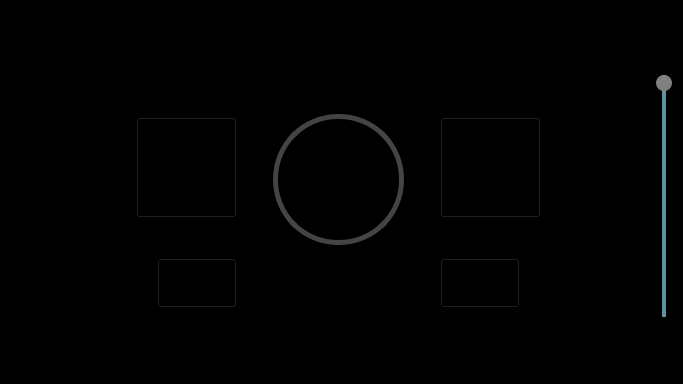
UCSolarCarTeam/Epsilon-Onboard-Media-Control, file ViewLayer/SongPlayerUi.ui: the form before one commit.
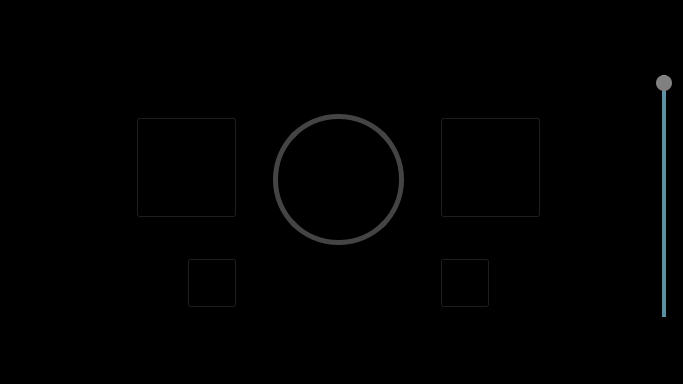
The form after the commit. Icons and pictures are not drawn.

Commit message: added button icons

What changed in the file:
```diff
--- a/ViewLayer/SongPlayerUi.ui
+++ b/ViewLayer/SongPlayerUi.ui
@@ -325,8 +325,29 @@
           <height>50</height>
          </size>
         </property>
+        <property name="styleSheet">
+         <string notr="true">QPushButton
+{
+	border-image: url(:/Resources/IconsOff/repeat.png);
+}
+
+QPushButton:pressed
+{
+	border-image: url(:/Resources/IconsOn/repeat.png);
+}
+
+QPushButton:checked
+{
+	border-image: url(:/Resources/IconsOn/repeat.png);
+}
+
+QPushButton:checked:pressed
+{
+	border-image: url(:/Resources/IconsOff/repeat.png);
+}</string>
+        </property>
         <property name="text">
-         <string>PushButton</string>
+         <string/>
         </property>
        </widget>
       </item>
@@ -344,8 +365,29 @@
           <height>50</height>
          </size>
         </property>
+        <property name="styleSheet">
+         <string notr="true">QPushButton
+{
+	border-image: url(:/Resources/IconsOff/shuffle.png);
+}
+
+QPushButton:pressed
+{
+	border-image: url(:/Resources/IconsOn/shuffle.png);
+}
+
+QPushButton:checked
+{
+	border-image: url(:/Resources/IconsOn/shuffle.png);
+}
+
+QPushButton:checked:pressed
+{
+	border-image: url(:/Resources/IconsOff/shuffle.png);
+}</string>
+        </property>
         <property name="text">
-         <string>PushButton</string>
+         <string/>
         </property>
        </widget>
       </item>
```
